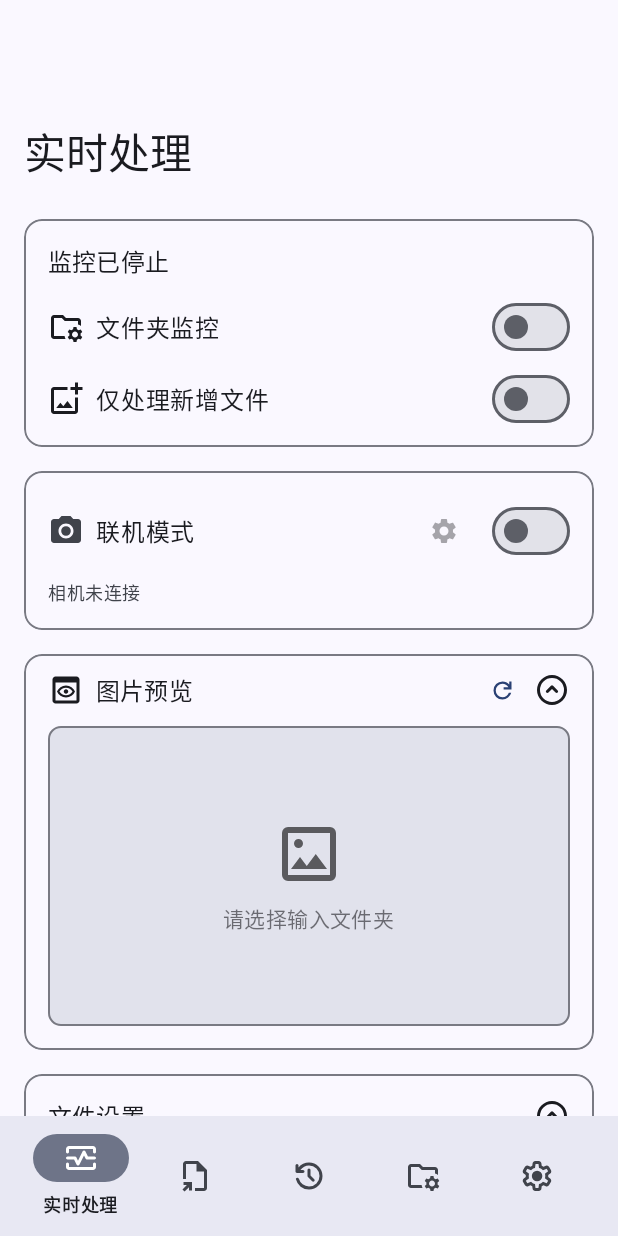
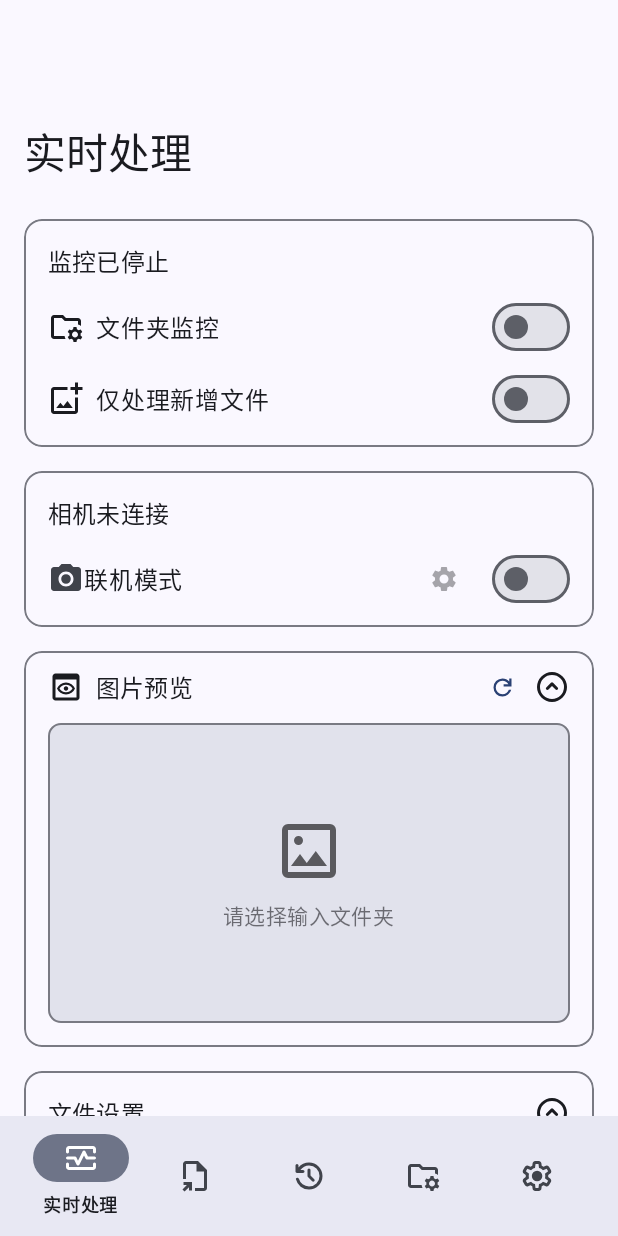
Before and after one commit to qh7574/Lut2Photo-Android, an Android app: the screen it shows after launch (MainActivity), on a phone screen of 412 x 824 dp. Run offline under Robolectric (Android 15) with nearby library versions, the phone set to English and light mode, and no system bars; our stand-ins replace navigation-ui; 2 statements that could not run were skipped.

Commit message:
UI优化

```diff
--- a/app/src/main/res/layout/fragment_home.xml
+++ b/app/src/main/res/layout/fragment_home.xml
@@ -132,7 +132,20 @@
                 android:layout_width="match_parent"
                 android:layout_height="wrap_content"
                 android:orientation="vertical"
-                android:padding="16dp">
+                android:paddingLeft="16dp"
+                android:paddingRight="16dp"
+                android:paddingTop="8dp"
+                android:paddingBottom="8dp">
+
+                <!-- 连接状态提示 -->
+                <com.google.android.material.textview.MaterialTextView
+                    android:id="@+id/text_tethered_status"
+                    android:layout_width="match_parent"
+                    android:layout_height="wrap_content"
+                    android:layout_marginTop="8dp"
+                    android:layout_marginBottom="8dp"
+                    android:text="@string/camera_disconnected"
+                    android:textAppearance="@style/TextAppearance.Material3.TitleMedium" />
 
                 <!-- 联机模式开关行 -->
                 <LinearLayout
@@ -151,7 +164,7 @@
                         <ImageView
                             android:layout_width="24dp"
                             android:layout_height="24dp"
-                            android:layout_marginEnd="8dp"
+                            android:layout_marginEnd="0dp"
                             android:contentDescription="相机图标"
                             android:src="@drawable/ic_camera_24" />
 
@@ -180,16 +193,6 @@
                         android:layout_height="wrap_content" />
 
                 </LinearLayout>
-
-                <!-- 连接状态提示 -->
-                <com.google.android.material.textview.MaterialTextView
-                    android:id="@+id/text_tethered_status"
-                    android:layout_width="match_parent"
-                    android:layout_height="wrap_content"
-                    android:layout_marginTop="8dp"
-                    android:text="@string/camera_disconnected"
-                    android:textAppearance="@style/TextAppearance.Material3.BodySmall"
-                    android:textColor="?attr/colorOnSurfaceVariant" />
 
             </LinearLayout>
 
```
Also changed, not shown: app/src/main/res/drawable/outline_photo_camera_24.xml (+4 -12 lines).
